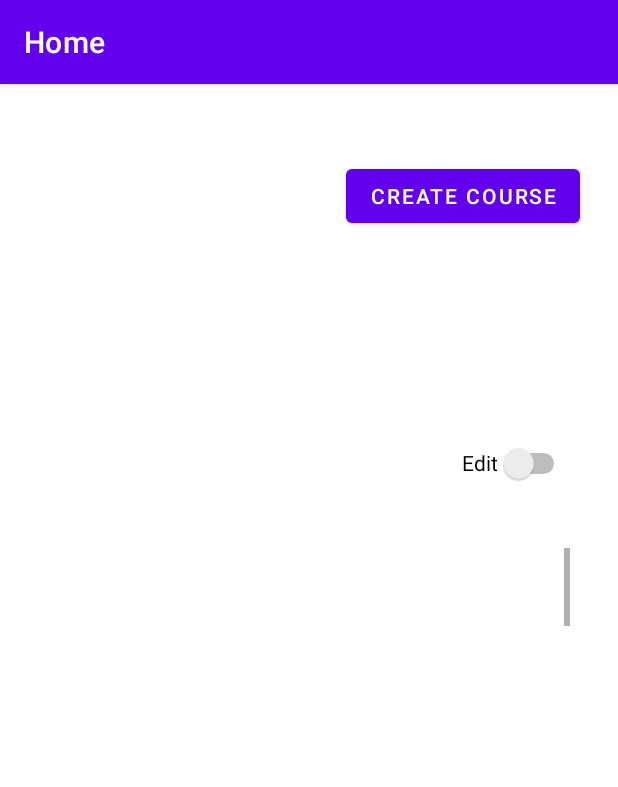
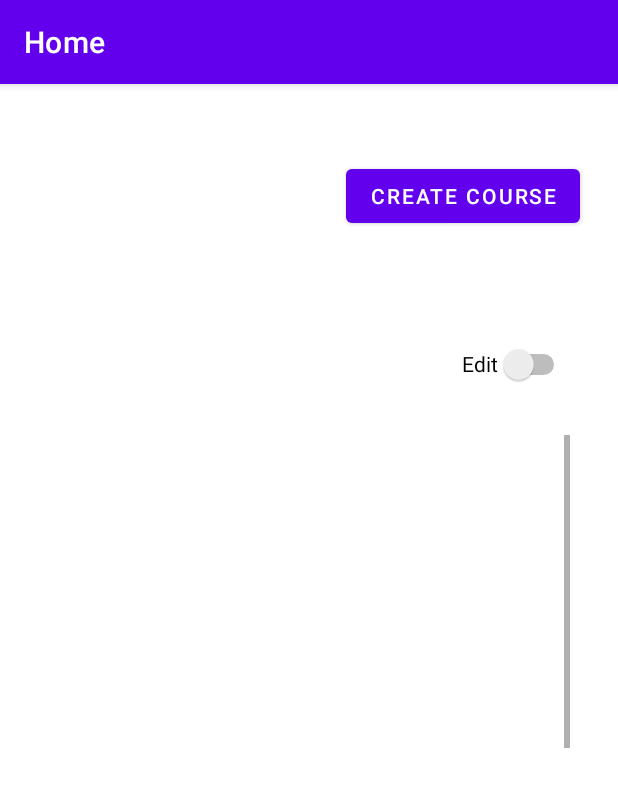
Before and after one commit to mohammadqassim12/B07Porject, an Android app: the admin_home screen opened directly, with no data from a screen before it, on a phone screen of 412 x 824 dp. Shown: the top 787 px of the screen. Run offline under Robolectric (Android 15) with nearby library versions, the phone set to English and light mode, and no system bars; our stand-ins replace Firebase (no records; nobody signed in at launch, a user with empty details on screens opened directly).

Commit message:
display courses in recyclerView, change order of home and create course navigation

```diff
--- a/app/src/main/java/com/example/app/admin_home.java
+++ b/app/src/main/java/com/example/app/admin_home.java
@@ -35,6 +35,10 @@ public class admin_home extends AppCompatActivity {
         super.onCreate(savedInstanceState);
         setContentView(R.layout.fragment_admin_home);
         RecyclerView rvCourses = (RecyclerView) findViewById(R.id.coursesRecycler);
+        LinearLayoutManager llm = new LinearLayoutManager(this);
+
+
+
 
 
         createCourseButton = (TextView) findViewById(R.id.createCoursePage);
@@ -64,7 +68,10 @@ public class admin_home extends AppCompatActivity {
                 }
 
                 courseAdapter adapter = new courseAdapter(courses);
-//                rvCourses.setAdapter(adapter);
+                rvCourses.setAdapter(adapter);
+                rvCourses.setLayoutManager(llm);
+
+
 //                rvCourses.setLayoutManager(new LinearLayoutManager(this));
 
 //                                    Log.d("testing", adapter;
--- a/app/src/main/java/com/example/app/courseAdapter.java
+++ b/app/src/main/java/com/example/app/courseAdapter.java
@@ -26,7 +26,7 @@ public class courseAdapter extends RecyclerView.Adapter<courseAdapter.ViewHolder
             super(view);
             // Define click listener for the ViewHolder's View
 
-            textView = (TextView) view.findViewById(R.id.textView);
+            textView = (TextView) view.findViewById(R.id.course_name);
         }
 
         public TextView getTextView() {
@@ -49,7 +49,7 @@ public class courseAdapter extends RecyclerView.Adapter<courseAdapter.ViewHolder
     public ViewHolder onCreateViewHolder(ViewGroup viewGroup, int viewType) {
         // Create a new view, which defines the UI of the list item
         View view = LayoutInflater.from(viewGroup.getContext())
-                .inflate(R.layout.fragment_admin_home, viewGroup, false);
+                .inflate(R.layout.course_item, viewGroup, false);
 
         return new ViewHolder(view);
     }
--- a/app/src/main/java/com/example/app/login.java
+++ b/app/src/main/java/com/example/app/login.java
@@ -20,7 +20,7 @@ public class login extends AppCompatActivity {
         signup_click.setOnClickListener(new View.OnClickListener() {
             @Override
             public void onClick(View v) {
-                startActivity(new Intent(login.this, admin_create_course.class));
+                startActivity(new Intent(login.this, admin_home.class));
             }
         });
     }
--- a/app/src/main/res/layout/fragment_admin_home.xml
+++ b/app/src/main/res/layout/fragment_admin_home.xml
@@ -11,7 +11,7 @@
     <ScrollView
         android:id="@+id/scrollView2"
         android:layout_width="348dp"
-        android:layout_height="150dp"
+        android:layout_height="300dp"
         app:layout_constraintBottom_toBottomOf="parent"
         app:layout_constraintEnd_toEndOf="parent"
         app:layout_constraintStart_toStartOf="parent"
```
Also changed, not shown: app/src/main/res/layout/course_item.xml (added, +26 -0 lines).
